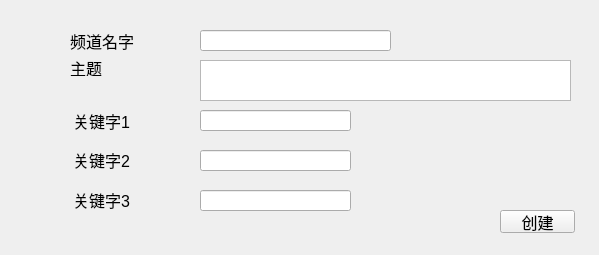
oduiwei/RSStalk, file RSStalk/create_channel.ui: the form before one commit.
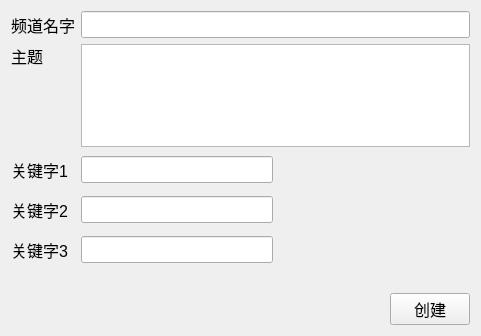
The form after the commit.

Patch:
```diff
--- a/RSStalk/create_channel.ui
+++ b/RSStalk/create_channel.ui
@@ -6,22 +6,30 @@
    <rect>
     <x>0</x>
     <y>0</y>
-    <width>599</width>
-    <height>255</height>
+    <width>481</width>
+    <height>336</height>
    </rect>
   </property>
   <property name="windowTitle">
    <string>Form</string>
   </property>
+  <layout class="QVBoxLayout" name="verticalLayout_2">
+   <item>
+    <layout class="QGridLayout" name="gridLayout" rowstretch="1,3,1,1,1">
+     <item row="0" column="0">
+      <widget class="QLabel" name="channel_name_label">
+       <property name="font">
+        <font>
+         <pointsize>12</pointsize>
+        </font>
+       </property>
+       <property name="text">
+        <string>频道名字</string>
+       </property>
+      </widget>
+     </item>
+     <item row="0" column="1">
   <widget class="QLineEdit" name="channel_name_lineEdit">
-   <property name="geometry">
-    <rect>
-     <x>200</x>
-     <y>30</y>
-     <width>191</width>
-     <height>21</height>
-    </rect>
-   </property>
    <property name="font">
     <font>
      <pointsize>12</pointsize>
@@ -31,33 +39,47 @@
     <string>频道名字</string>
    </property>
   </widget>
-  <widget class="QLabel" name="channel_name_label">
-   <property name="geometry">
-    <rect>
-     <x>70</x>
-     <y>30</y>
-     <width>71</width>
-     <height>21</height>
-    </rect>
-   </property>
+     </item>
+     <item row="1" column="0">
+      <layout class="QVBoxLayout" name="verticalLayout">
+       <item>
+        <widget class="QLabel" name="theme_label">
    <property name="font">
     <font>
      <pointsize>12</pointsize>
     </font>
    </property>
    <property name="text">
-    <string>频道名字</string>
-   </property>
-  </widget>
+          <string>主题</string>
+         </property>
+        </widget>
+       </item>
+       <item>
+        <spacer name="verticalSpacer">
+         <property name="orientation">
+          <enum>Qt::Vertical</enum>
+         </property>
+         <property name="sizeHint" stdset="0">
+          <size>
+           <width>20</width>
+           <height>40</height>
+          </size>
+         </property>
+        </spacer>
+       </item>
+      </layout>
+     </item>
+     <item row="1" column="1">
+      <widget class="QTextEdit" name="theme_textEdit">
+       <property name="font">
+        <font>
+         <pointsize>12</pointsize>
+        </font>
+       </property>
+      </widget>
+     </item>
+     <item row="2" column="0">
   <widget class="QLabel" name="key1_label">
-   <property name="geometry">
-    <rect>
-     <x>73</x>
-     <y>110</y>
-     <width>71</width>
-     <height>21</height>
-    </rect>
-   </property>
    <property name="font">
     <font>
      <pointsize>12</pointsize>
@@ -67,30 +89,29 @@
     <string>关键字1</string>
    </property>
   </widget>
+     </item>
+     <item row="2" column="1">
+      <layout class="QHBoxLayout" name="horizontalLayout" stretch="1,1">
+       <item>
   <widget class="QLineEdit" name="key1_lineEdit">
-   <property name="geometry">
-    <rect>
-     <x>200</x>
-     <y>110</y>
-     <width>151</width>
-     <height>21</height>
-    </rect>
-   </property>
    <property name="font">
     <font>
      <pointsize>12</pointsize>
     </font>
    </property>
   </widget>
+       </item>
+       <item>
+        <widget class="QLabel" name="tip1label">
+         <property name="text">
+          <string/>
+         </property>
+        </widget>
+       </item>
+      </layout>
+     </item>
+     <item row="3" column="0">
   <widget class="QLabel" name="key2_label">
-   <property name="geometry">
-    <rect>
-     <x>73</x>
-     <y>150</y>
-     <width>71</width>
-     <height>20</height>
-    </rect>
-   </property>
    <property name="font">
     <font>
      <pointsize>12</pointsize>
@@ -100,30 +121,29 @@
     <string>关键字2</string>
    </property>
   </widget>
+     </item>
+     <item row="3" column="1">
+      <layout class="QHBoxLayout" name="horizontalLayout_2" stretch="1,1">
+       <item>
   <widget class="QLineEdit" name="key2_lineEdit">
-   <property name="geometry">
-    <rect>
-     <x>200</x>
-     <y>150</y>
-     <width>151</width>
-     <height>21</height>
-    </rect>
-   </property>
    <property name="font">
     <font>
      <pointsize>12</pointsize>
     </font>
    </property>
   </widget>
+       </item>
+       <item>
+        <widget class="QLabel" name="tip2label">
+         <property name="text">
+          <string/>
+         </property>
+        </widget>
+       </item>
+      </layout>
+     </item>
+     <item row="4" column="0">
   <widget class="QLabel" name="key3_label">
-   <property name="geometry">
-    <rect>
-     <x>73</x>
-     <y>190</y>
-     <width>71</width>
-     <height>20</height>
-    </rect>
-   </property>
    <property name="font">
     <font>
      <pointsize>12</pointsize>
@@ -133,30 +153,53 @@
     <string>关键字3</string>
    </property>
   </widget>
+     </item>
+     <item row="4" column="1">
+      <layout class="QHBoxLayout" name="horizontalLayout_3" stretch="1,1">
+       <item>
   <widget class="QLineEdit" name="key3_lineEdit">
-   <property name="geometry">
-    <rect>
-     <x>200</x>
-     <y>190</y>
-     <width>151</width>
-     <height>21</height>
-    </rect>
-   </property>
    <property name="font">
     <font>
      <pointsize>12</pointsize>
     </font>
    </property>
   </widget>
+       </item>
+       <item>
+        <widget class="QLabel" name="tip3label">
+         <property name="text">
+          <string/>
+         </property>
+        </widget>
+       </item>
+      </layout>
+     </item>
+    </layout>
+   </item>
+   <item>
+    <widget class="QLabel" name="tipnamelabel">
+     <property name="text">
+      <string/>
+     </property>
+    </widget>
+   </item>
+   <item>
+    <layout class="QHBoxLayout" name="horizontalLayout_4">
+     <item>
+      <spacer name="horizontalSpacer">
+       <property name="orientation">
+        <enum>Qt::Horizontal</enum>
+       </property>
+       <property name="sizeHint" stdset="0">
+        <size>
+         <width>40</width>
+         <height>20</height>
+        </size>
+       </property>
+      </spacer>
+     </item>
+     <item>
   <widget class="QPushButton" name="pushButton">
-   <property name="geometry">
-    <rect>
-     <x>500</x>
-     <y>210</y>
-     <width>75</width>
-     <height>23</height>
-    </rect>
-   </property>
    <property name="font">
     <font>
      <pointsize>12</pointsize>
@@ -166,91 +209,10 @@
     <string>创建</string>
    </property>
   </widget>
-  <widget class="QLabel" name="tipnamelabel">
-   <property name="geometry">
-    <rect>
-     <x>400</x>
-     <y>30</y>
-     <width>181</width>
-     <height>20</height>
-    </rect>
-   </property>
-   <property name="text">
-    <string/>
-   </property>
-  </widget>
-  <widget class="QLabel" name="tip1label">
-   <property name="geometry">
-    <rect>
-     <x>410</x>
-     <y>110</y>
-     <width>181</width>
-     <height>20</height>
-    </rect>
-   </property>
-   <property name="text">
-    <string/>
-   </property>
-  </widget>
-  <widget class="QLabel" name="tip2label">
-   <property name="geometry">
-    <rect>
-     <x>410</x>
-     <y>145</y>
-     <width>181</width>
-     <height>21</height>
-    </rect>
-   </property>
-   <property name="text">
-    <string/>
-   </property>
-  </widget>
-  <widget class="QLabel" name="tip3label">
-   <property name="geometry">
-    <rect>
-     <x>410</x>
-     <y>186</y>
-     <width>181</width>
-     <height>20</height>
-    </rect>
-   </property>
-   <property name="text">
-    <string/>
-   </property>
-  </widget>
-  <widget class="QLabel" name="theme_label">
-   <property name="geometry">
-    <rect>
-     <x>70</x>
-     <y>60</y>
-     <width>61</width>
-     <height>16</height>
-    </rect>
-   </property>
-   <property name="font">
-    <font>
-     <pointsize>12</pointsize>
-    </font>
-   </property>
-   <property name="text">
-    <string>主题</string>
-   </property>
-  </widget>
-  <widget class="QTextEdit" name="theme_textEdit">
-   <property name="geometry">
-    <rect>
-     <x>200</x>
-     <y>60</y>
-     <width>371</width>
-     <height>41</height>
-    </rect>
-   </property>
-   <property name="font">
-    <font>
-     <pointsize>12</pointsize>
-    </font>
-   </property>
-  </widget>
+     </item>
+    </layout>
+   </item>
+  </layout>
  </widget>
  <resources/>
  <connections/>
```
Lines whose indentation alone changed are shown as unchanged.
